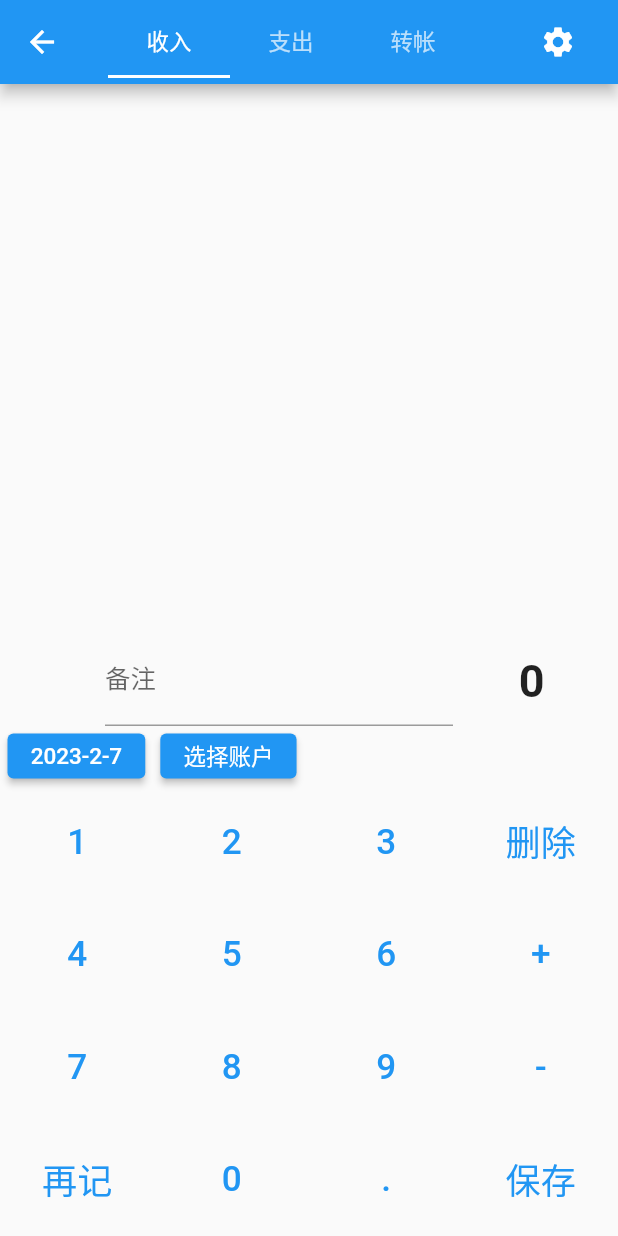
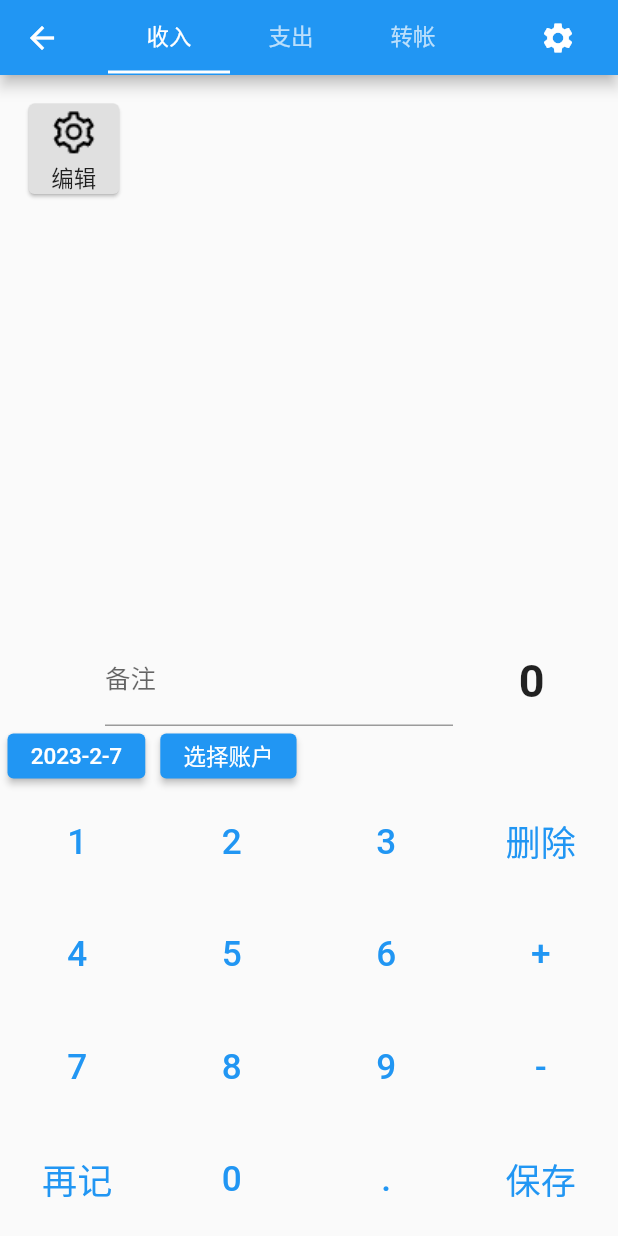
Before and after one commit to zhangrunhao/account_flutter, a Flutter app: the TradePage screen opened by its route, after a tap on the "settings" icon, on a phone screen of 412 x 824 dp. Run offline on Flutter 3.47's test engine with Material 2 defaults, Android fonts, the phone set to English and light mode, and no system bars; our stand-ins replace decimal, dio, flutter_easyloading, shared_preferences; accounts and stored records are empty; network calls fail.

Commit message:
feat: 添加分类

```diff
--- a/lib/pages/study/provider_show.dart
+++ b/lib/pages/study/provider_show.dart
@@ -3,6 +3,8 @@ import 'package:flutter/material.dart';
 import 'package:provider/provider.dart';
 
 class ProviderShow extends StatelessWidget {
+  const ProviderShow({super.key});
+
   @override
   Widget build(BuildContext context) {
     return Center(
--- a/lib/pages/study/study_page.dart
+++ b/lib/pages/study/study_page.dart
@@ -1,4 +1,4 @@
-import 'package:account_flutter/pages/study/inherited_test_route.dart';
+// import 'package:account_flutter/pages/study/inherited_test_route.dart';
 import 'package:account_flutter/pages/study/provider_show.dart';
 import 'package:flutter/material.dart';
 
@@ -12,7 +12,7 @@ class StudyPage extends StatelessWidget {
       appBar: AppBar(
         title: const Text("study"),
       ),
-      body: Center(
+      body: const Center(
         child: ProviderShow(),
       ),
     );
--- a/lib/pages/trade/cate_list.dart
+++ b/lib/pages/trade/cate_list.dart
@@ -1,18 +1,25 @@
 import 'package:account_flutter/bean/trade_cate_bean.dart';
+import 'package:account_flutter/model/trade_cate_list_model.dart';
 import 'package:flutter/material.dart';
+import 'package:provider/provider.dart';
 
 typedef TapCateListCallBack = void Function(TradeCateBean cate);
+
+TradeCateBean settingCate = TradeCateBean(
+    name: "编辑",
+    icon: "images/setting.png",
+    id: 0,
+    type: "",
+    operate: "operate");
 
 class CateList extends StatelessWidget {
   const CateList({
     Key? key,
     required this.operate,
-    required this.cates,
     required this.callBack,
   }) : super(key: key);
 
   final String operate;
-  final List<TradeCateBean> cates;
   final TapCateListCallBack callBack;
 
   @override
@@ -25,13 +32,20 @@ class CateList extends StatelessWidget {
           crossAxisSpacing: 10,
           crossAxisCount: 5,
           padding: const EdgeInsets.all(15),
-          children: _buildCateList(cates, callBack, context, operate),
+          children: _buildCateList(callBack, context, operate),
         ));
   }
 }
 
-List<Widget> _buildCateList(List<TradeCateBean> cates,
+List<Widget> _buildCateList(
     TapCateListCallBack callBack, BuildContext context, String operate) {
+  List<TradeCateBean> cates0 = [];
+  if (operate == "Income") {
+    cates0 = context.watch<TradeCateListModel>().incomeCates;
+  } else {
+    cates0 = context.watch<TradeCateListModel>().expendCates;
+  }
+  List<TradeCateBean> cates = [...cates0, settingCate];
   return cates
       .map((TradeCateBean cate) =>
           _buildCateOption(cate, callBack, context, operate))
@@ -53,7 +67,9 @@ Widget _buildCateOption(TradeCateBean cate, TapCateListCallBack callBack,
       color: Colors.grey[300],
       child: Column(
         children: [
-          Expanded(child: _buildIconImage(cate)),
+          Expanded(
+            child: BuildIconImage(cate: cate),
+          ),
           Center(
             child: Text(cate.name),
           ),
@@ -63,10 +79,19 @@ Widget _buildCateOption(TradeCateBean cate, TapCateListCallBack callBack,
   );
 }
 
-Widget _buildIconImage(TradeCateBean cate) {
-  if (cate.id == 0) {
-    return Image.asset(cate.icon);
-  } else {
-    return Image.asset("images/cate_icons/${cate.icon}.png");
+class BuildIconImage extends StatelessWidget {
+  const BuildIconImage({
+    super.key,
+    required this.cate,
+  });
+  final TradeCateBean cate;
+
+  @override
+  Widget build(BuildContext context) {
+    if (cate.id == 0) {
+      return Image.asset(cate.icon);
+    } else {
+      return Image.asset("images/cate_icons/${cate.icon}.png");
+    }
   }
 }
--- /dev/null
+++ b/lib/pages/trade/my_tab_bar_view.dart
@@ -0,0 +1,35 @@
+import 'package:account_flutter/bean/trade_cate_bean.dart';
+import 'package:account_flutter/pages/trade/cate_list.dart';
+import 'package:flutter/material.dart';
+
+typedef TapCateListCallBack = void Function(TradeCateBean cate);
+
+class MyTabBarView extends StatelessWidget {
+  const MyTabBarView({
+    super.key,
+    required this.tabController,
+    required this.callBack,
+  });
+  final TabController tabController;
+  final TapCateListCallBack callBack;
+
+  @override
+  Widget build(BuildContext context) {
+    return TabBarView(controller: tabController, children: [
+      CateList(
+        operate: "Income",
+        callBack: callBack,
+      ),
+      CateList(
+        operate: "Expend",
+        callBack: callBack,
+      ),
+      const Center(
+        child: Text(
+          "转账",
+          style: TextStyle(fontSize: 30),
+        ),
+      ),
+    ]);
+  }
+}
--- a/lib/pages/trade/result_show.dart
+++ b/lib/pages/trade/result_show.dart
@@ -39,7 +39,11 @@ Widget _buildCateIcon(TradeCateBean? cate) {
 
 Widget _buildCateImage(TradeCateBean? cate) {
   if (cate != null) {
-    return Image.asset("images/cate_icons/${cate.icon}.png");
+    if (cate.id == 0) {
+      return Image.asset(cate.icon);
+    } else {
+      return Image.asset("images/cate_icons/${cate.icon}.png");
+    }
   } else {
     return Container();
   }
--- a/lib/pages/trade/trade_page.dart
+++ b/lib/pages/trade/trade_page.dart
@@ -1,29 +1,10 @@
-import 'package:account_flutter/api/trade_cate.dart';
-import 'package:account_flutter/pages/trade/cate_list.dart';
 import 'package:account_flutter/pages/trade/key_board.dart';
+import 'package:account_flutter/pages/trade/my_tab_bar_view.dart';
 import 'package:account_flutter/pages/trade/result_show.dart';
 import 'package:account_flutter/pages/trade/tools_list.dart';
+import 'package:account_flutter/pages/trade/trade_page_app_bar.dart';
 import 'package:flutter/material.dart';
 import 'package:account_flutter/bean/trade_cate_bean.dart';
-
-const List<Tab> tabs = <Tab>[
-  Tab(
-    text: '收入',
-  ),
-  Tab(
-    text: '支出',
-  ),
-  Tab(
-    text: '转帐',
-  ),
-];
-
-TradeCateBean settingCate = TradeCateBean(
-    name: "编辑",
-    icon: "images/setting.png",
-    id: 0,
-    type: "",
-    operate: "operate");
 
 class TradePage extends StatefulWidget {
   const TradePage({Key? key}) : super(key: key);
@@ -32,8 +13,6 @@ class TradePage extends StatefulWidget {
 }
 
 class _TradePageState extends State<TradePage> {
-  List<TradeCateBean> incomeCates = [];
-  List<TradeCateBean> expendCates = [];
   TradeCateBean? _selectedTradeCate;
   String money = "0";
 
@@ -50,23 +29,6 @@ class _TradePageState extends State<TradePage> {
   }
 
   @override
-  void initState() {
-    super.initState();
-    TradeCateApi.getList().then((value) => {
-          setState(() {
-            incomeCates =
-                value.where((element) => element.operate == "Income").toList();
-            expendCates =
-                value.where((element) => element.operate == "Expend").toList();
-            incomeCates.add(settingCate);
-            expendCates.add(settingCate);
-
-            _selectedTradeCate = incomeCates[0];
-          })
-        });
-  }
-
-  @override
   Widget build(BuildContext context) {
     return DefaultTabController(
       length: 3,
@@ -74,36 +36,28 @@ class _TradePageState extends State<TradePage> {
         builder: ((context) {
           final TabController tabController = DefaultTabController.of(context);
           tabController.addListener(() {
-            if (!tabController.indexIsChanging &&
-                incomeCates.length > 1 &&
-                expendCates.length > 1) {
-              // index: 0-> income, 1->expend, 2->transfer
-              if (tabController.index == 0) {
-                setState(() {
-                  _selectedTradeCate = incomeCates[0];
-                });
-              } else if (tabController.index == 1) {
-                setState(() {
-                  _selectedTradeCate = expendCates[0];
-                });
-              }
+            // TODO: 切换tab后, 切换选中的图标
+            if (!tabController.indexIsChanging) {
+              // tabController.index: 0-> income, 1->expend, 2->transfer
             }
           });
           return Scaffold(
-            appBar: _buildAppBar(context),
+            appBar: const TradePageAppBar(),
             body: SafeArea(
               child: Column(
                 children: [
                   Expanded(
-                    child: _buildTabBarView(tabController, incomeCates,
-                        expendCates, cateTapCallBack),
+                    child: MyTabBarView(
+                      tabController: tabController,
+                      callBack: cateTapCallBack,
+                    ),
                   ),
                   ResultShow(
                     cate: _selectedTradeCate,
                     money: money,
                   ),
                   const ToolsList(),
-                  _buildKeyBoard(money, moneyChangeCallBack),
+                  KeyBoard(money: money, callBack: moneyChangeCallBack),
                 ],
               ),
             ),
@@ -113,51 +67,3 @@ class _TradePageState extends State<TradePage> {
     );
   }
 }
-
-Widget _buildTabBarView(
-    TabController tabController,
-    List<TradeCateBean> incomeCates,
-    List<TradeCateBean> expendCates,
-    TapCateListCallBack callBack) {
-  return TabBarView(controller: tabController, children: [
-    CateList(
-      operate: "Income",
-      cates: incomeCates,
-      callBack: callBack,
-    ),
-    CateList(
-      operate: "Expend",
-      cates: expendCates,
-      callBack: callBack,
-    ),
-    const Center(
-      child: Text(
-        "转账",
-        style: TextStyle(fontSize: 30),
-      ),
-    ),
-  ]);
-}
-
-PreferredSizeWidget _buildAppBar(BuildContext context) {
-  return AppBar(
-    title: const TabBar(
-      tabs: tabs,
-    ),
-    actions: [
-      SizedBox(
-        width: 80,
-        child: GestureDetector(
-          onTap: (() {
-            // print("设置");
-          }),
-          child: const Icon(Icons.settings),
-        ),
-      ),
-    ],
-  );
-}
-
-Widget _buildKeyBoard(String money, MoneyChangeCallBack callBack) {
-  return KeyBoard(money: money, callBack: callBack);
-}
--- /dev/null
+++ b/lib/pages/trade/trade_page_app_bar.dart
@@ -0,0 +1,43 @@
+import 'package:flutter/material.dart';
+
+
+const List<Tab> tabs = <Tab>[
+  Tab(
+    text: '收入',
+  ),
+  Tab(
+    text: '支出',
+  ),
+  Tab(
+    text: '转帐',
+  ),
+];
+
+
+
+class TradePageAppBar extends StatelessWidget with PreferredSizeWidget {
+  const TradePageAppBar({super.key});
+
+  @override
+  Widget build(BuildContext context) {
+    return AppBar(
+      title: const TabBar(
+        tabs: tabs,
+      ),
+      actions: [
+        SizedBox(
+          width: 80,
+          child: GestureDetector(
+            onTap: (() {
+              // print("设置");
+            }),
+            child: const Icon(Icons.settings),
+          ),
+        ),
+      ],
+    );
+  }
+
+  @override
+  Size get preferredSize => const Size.fromHeight(50);
+}
--- a/lib/pages/trade_cate_edit/trade_cate_edit_page.dart
+++ b/lib/pages/trade_cate_edit/trade_cate_edit_page.dart
@@ -1,10 +1,12 @@
 import 'dart:convert';
 import 'package:account_flutter/api/trade_cate.dart';
 import 'package:account_flutter/bean/trade_cate_bean.dart';
+import 'package:account_flutter/model/trade_cate_list_model.dart';
 import 'package:account_flutter/pages/trade_cate_edit/icon_list.dart';
 import 'package:account_flutter/pages/trade_cate_edit/name_form.dart';
 import 'package:flutter/material.dart';
 import 'package:flutter_easyloading/flutter_easyloading.dart';
+import 'package:provider/provider.dart';
 
 class TradeCateEditPage extends StatefulWidget {
   // 编辑分类, 传入tradeCate, 新增分类, 传入operate
@@ -103,11 +105,13 @@ String _buildAppBarTitle(TradeCateBean? tradeCate, String? operate) {
 
 void submitForm(BuildContext context, TradeCateBean? tradeCate, String? operate,
     String name, String? icon) {
+  TradeCateListModel tradeCateListModel = context.read<TradeCateListModel>();
   if (tradeCate is TradeCateBean && icon is String) {
     TradeCateBean newTradeCate = tradeCate;
     newTradeCate.icon = icon;
     TradeCateApi.update(newTradeCate).then((value)  {
       Navigator.pop(context);
+      tradeCateListModel.update();
       EasyLoading.showSuccess("修改成功");
     });
   } else if (operate is String && icon is String) {
@@ -116,6 +120,7 @@ void submitForm(BuildContext context, TradeCateBean? tradeCate, String? operate,
         name: name, icon: icon, id: 0, type: "type", operate: operate);
     TradeCateApi.create(newTradeCate).then((v) {
       Navigator.pop(context);
+      tradeCateListModel.update();
       EasyLoading.showSuccess("添加成功");
     });
   }
--- a/pubspec.yaml
+++ b/pubspec.yaml
@@ -14,6 +14,7 @@ dependencies:
   shared_preferences: ^2.0.15
   dio: ^4.0.6
   flutter_easyloading: ^3.0.5
+  provider: ^6.0.5
 dev_dependencies:
   flutter_test:
     sdk: flutter
```
Also changed, not shown: lib/main.dart (+4 -8 lines), lib/model/trade_cate_list_model.dart (added, +31 -0 lines), lib/pages/trade_cate_list/trade_cate_list_page.dart (+12 -7 lines), 1 other file.
